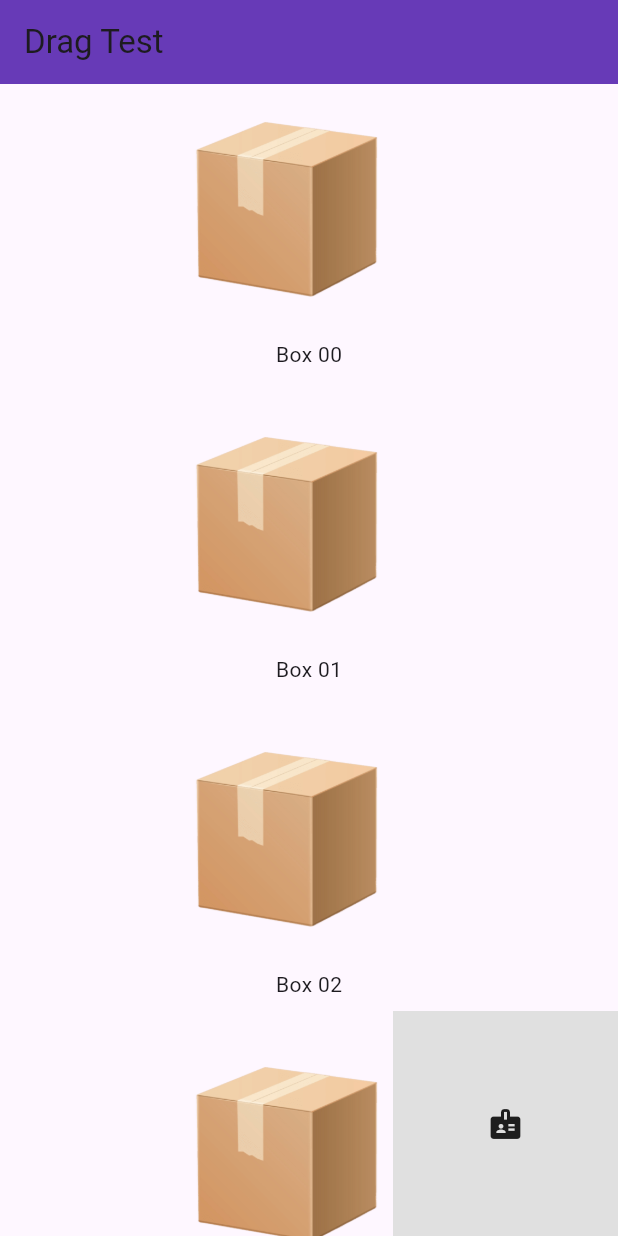
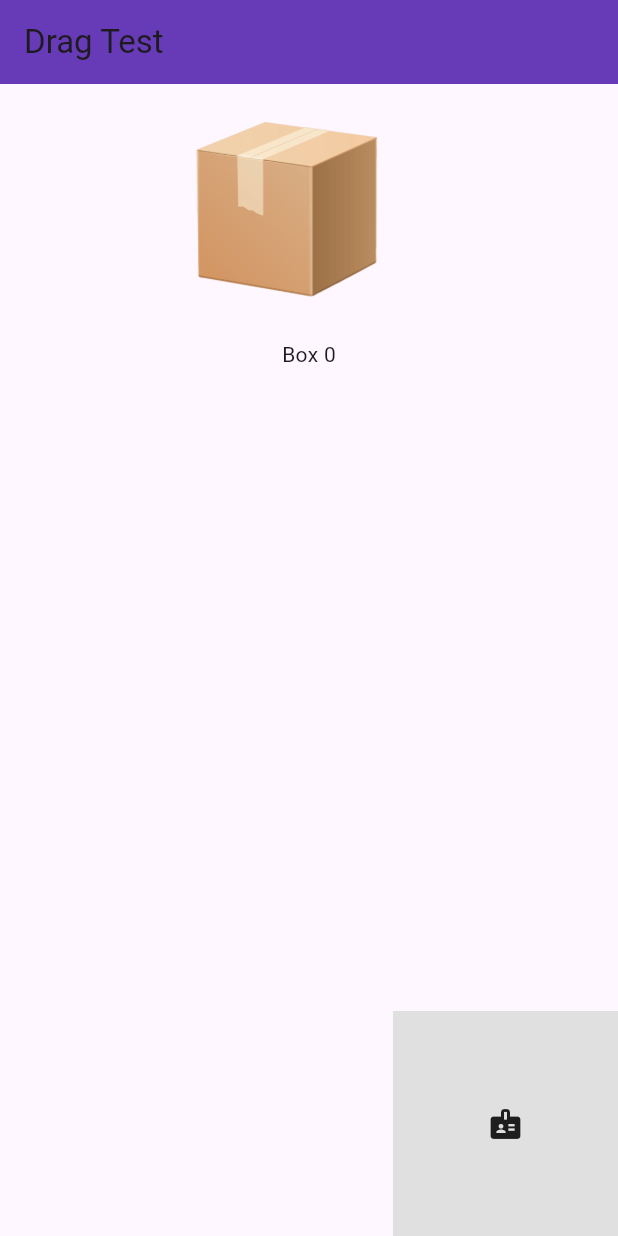
Before and after one commit to jbjason/ui_challenge_02, a Flutter app: the screen it shows after launch, on a phone screen of 412 x 824 dp. Run offline on Flutter 3.47's test engine with Material 3 defaults, Android fonts, the phone set to English and light mode, and no system bars.

Commit message:
Update drag_test_screen.dart

```diff
--- a/lib/screens/drag_test_screen.dart
+++ b/lib/screens/drag_test_screen.dart
@@ -14,6 +14,8 @@ class _DragTestScreenState extends State<DragTestScreen> {
   Offset _currentPoint = Offset(0, 0),
       _targetCenter = Offset(0, 0),
       _targetRightCorner = Offset(150, 150);
+
+  final GlobalKey<_ScalingFeedbackWidgetState> _feedbackKey = GlobalKey();
 
   @override
   void initState() {
@@ -39,36 +41,59 @@ class _DragTestScreenState extends State<DragTestScreen> {
       body: Stack(
         fit: StackFit.expand,
         children: [
-          SingleChildScrollView(
-            physics: NeverScrollableScrollPhysics(),
-            child: Column(
-              spacing: 20,
-              children: List.generate(
-                6,
-                (i) => Draggable(
-                  key: Key("Draggable-0$i"),
+          Draggable(
             data: 10,
-                  feedback: Transform.scale(
-                    scale: 1 + _test,
+            // 4. Pass the key and initial parameters to the feedback widget.
+            feedback: ScalingFeedbackWidget(
+              key: _feedbackKey,
+              scale: _percent,
               child: Image.asset(MyImage.boxImg, width: 170, height: 170),
             ),
+            // childWhenDragging: Column(
+            //   children: [
+            //     Image.asset(MyImage.boxImg, width: 170, height: 170),
+            //     Text("Box 0"),
+            //   ],
+            // ),
             child: Column(
               children: [
                 Image.asset(MyImage.boxImg, width: 170, height: 170),
-                      Text("Box 0$i"),
+                Text("Box 0"),
               ],
             ),
-                  onDragUpdate: (details) {
-                    _currentPoint = details.localPosition;
-                    _test += .0005;
-                    setState(() {});
-                    // print(
-                    //     "dx ${details.localPosition.dx.toStringAsFixed(3)} <---> dy ${details.localPosition.dy.toStringAsFixed(3)}");
-                  },
           ),
-              ),
-            ),
-          ),
+
+          // SingleChildScrollView(
+          //   physics: NeverScrollableScrollPhysics(),
+          //   child: Column(
+          //     spacing: 20,
+          //     children:
+          //  List.generate(
+          //   6,
+          //   (i) =>
+          // Draggable(
+          //   feedback: ScalingFeedbackWidget(
+          //     key: _feedbackKey,
+          //     scale: 1 + _test,
+          //     child: Image.asset(MyImage.boxImg, width: 170, height: 170),
+          //   ),
+          //   child: Column(
+          //     children: [
+          //       Image.asset(MyImage.boxImg, width: 170, height: 170),
+          //       Text("Box 0"),
+          //     ],
+          //   ),
+          //   onDragUpdate: (details) {
+          //     _currentPoint = details.localPosition;
+          //     _test += .0005;
+          //     setState(() {});
+          //     // print(
+          //     //     "dx ${details.localPosition.dx.toStringAsFixed(3)} <---> dy ${details.localPosition.dy.toStringAsFixed(3)}");
+          //   },
+          // ),
+          //     ),
+          //   ),
+          // ),
           Positioned(
             right: 0,
             bottom: 0,
@@ -98,7 +123,10 @@ class _DragTestScreenState extends State<DragTestScreen> {
                   center: _targetCenter,
                   rightCorner: _targetRightCorner,
                 );
+                _test += .0005;
                 setState(() {});
+
+                _feedbackKey.currentState?.updateScale(_percent);
                 print(
                     'current Point from ${_percent.toStringAsFixed(2)}% center');
               },
@@ -110,3 +138,36 @@ class _DragTestScreenState extends State<DragTestScreen> {
     );
   }
 }
+
+class ScalingFeedbackWidget extends StatefulWidget {
+  final double scale; // The dynamic value you want to update
+  final Widget child; // Your child widget
+
+  const ScalingFeedbackWidget({
+    super.key,
+    required this.scale,
+    required this.child,
+  });
+
+  @override
+  State<ScalingFeedbackWidget> createState() => _ScalingFeedbackWidgetState();
+}
+
+class _ScalingFeedbackWidgetState extends State<ScalingFeedbackWidget> {
+  // 2. A method to update the state from the outside.
+  void updateScale(double newScale) {
+    setState(() {
+      // This will trigger a rebuild of this specific StatefulWidget.
+    });
+    // If you need to store the new value, you would manage state internally
+    // or use a state management solution to get the latest value.
+  }
+
+  @override
+  Widget build(BuildContext context) {
+    return Transform.scale(
+      scale: widget.scale, // This will be rebuilt when updateScale is called.
+      child: widget.child,
+    );
+  }
+}
```
Lines whose indentation alone changed are shown as unchanged.
